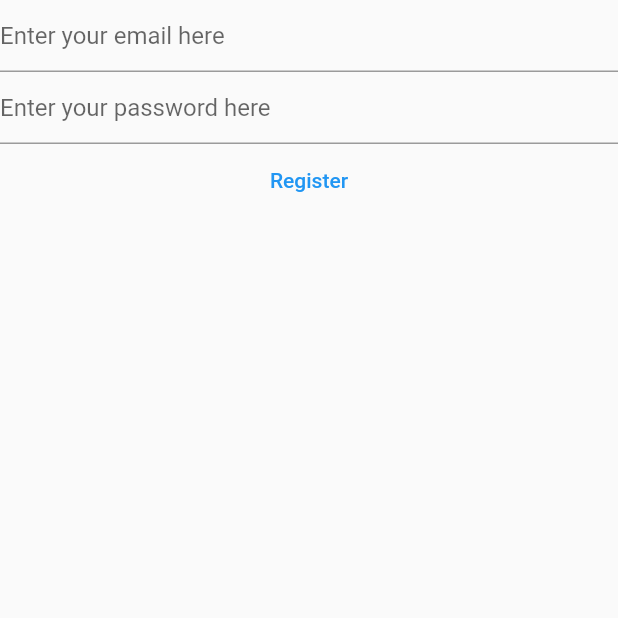
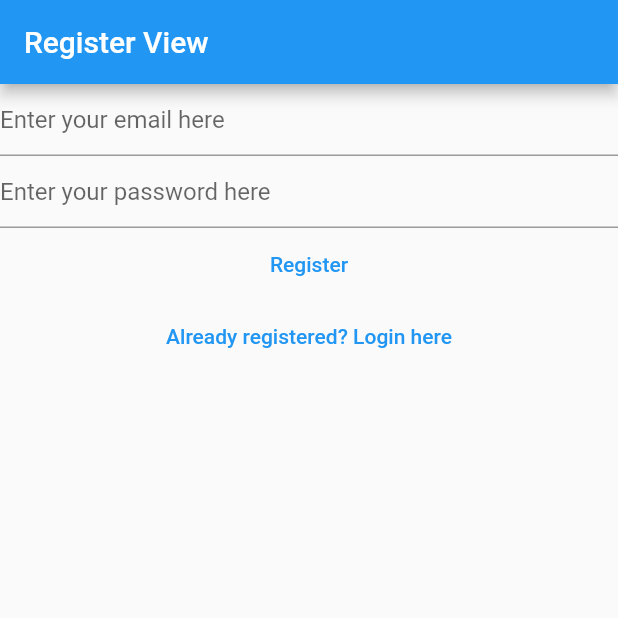
Before and after one commit to JoelMarpaung/mynotes, a Flutter app: the RegisterView screen opened directly, on a phone screen of 412 x 824 dp, the top half of it. Run offline on Flutter 3.47's test engine with Material 2 defaults, Android fonts, the phone set to English and light mode, and no system bars; our stand-ins replace firebase_auth, firebase_core; accounts and stored records are empty.

Commit message:
handling navigator between login and register view

```diff
--- a/lib/views/login_view.dart
+++ b/lib/views/login_view.dart
@@ -30,14 +30,19 @@ class _LoginViewState extends State<LoginView> {
 
   @override
   Widget build(BuildContext context) {
-    return Column(
+    return Scaffold(
+      appBar: AppBar(
+        title: const Text('Login'),
+      ),
+      body: Column(
         children: [
           TextField(
             controller: _email,
             enableSuggestions: false,
             autocorrect: false,
             keyboardType: TextInputType.emailAddress,
-          decoration: const InputDecoration(hintText: 'Enter your email here'),
+            decoration:
+                const InputDecoration(hintText: 'Enter your email here'),
           ),
           TextField(
             controller: _password,
@@ -54,7 +59,8 @@ class _LoginViewState extends State<LoginView> {
                 final email = _email.text;
                 final password = _password.text;
                 final userCredential = await FirebaseAuth.instance
-                  .signInWithEmailAndPassword(email: email, password: password);
+                    .signInWithEmailAndPassword(
+                        email: email, password: password);
                 print(userCredential);
               } on FirebaseAuthException catch (e) {
                 if (e.code == 'user-not-found') {
@@ -70,7 +76,15 @@ class _LoginViewState extends State<LoginView> {
               }
             },
           ),
+          TextButton(
+            onPressed: () {
+              Navigator.of(context)
+                  .pushNamedAndRemoveUntil('/register', (route) => false);
+            },
+            child: const Text('Not registered yet? Register here!'),
+          ),
         ],
+      ),
     );
   }
 }
--- a/lib/views/register_view.dart
+++ b/lib/views/register_view.dart
@@ -30,14 +30,19 @@ class _RegisterViewState extends State<RegisterView> {
 
   @override
   Widget build(BuildContext context) {
-    return Column(
+    return Scaffold(
+      appBar: AppBar(
+        title: const Text('Register View'),
+      ),
+      body: Column(
         children: [
           TextField(
             controller: _email,
             enableSuggestions: false,
             autocorrect: false,
             keyboardType: TextInputType.emailAddress,
-          decoration: const InputDecoration(hintText: 'Enter your email here'),
+            decoration:
+                const InputDecoration(hintText: 'Enter your email here'),
           ),
           TextField(
             controller: _password,
@@ -70,7 +75,15 @@ class _RegisterViewState extends State<RegisterView> {
               }
             },
           ),
+          TextButton(
+            onPressed: () {
+              Navigator.of(context)
+                  .pushNamedAndRemoveUntil('/login', (route) => false);
+            },
+            child: const Text('Already registered? Login here'),
+          ),
         ],
+      ),
     );
   }
 }
```
Also changed, not shown: lib/main.dart (+13 -33 lines), lib/views/verify_email_view.dart (added, +32 -0 lines). Lines whose indentation alone changed are shown as unchanged.
